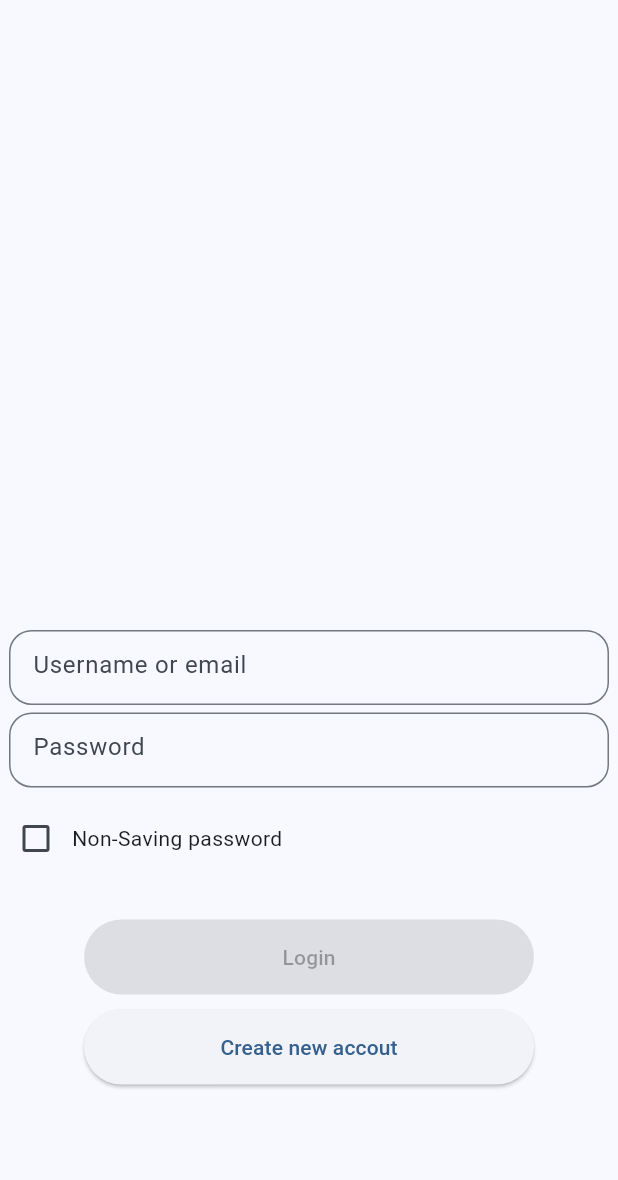
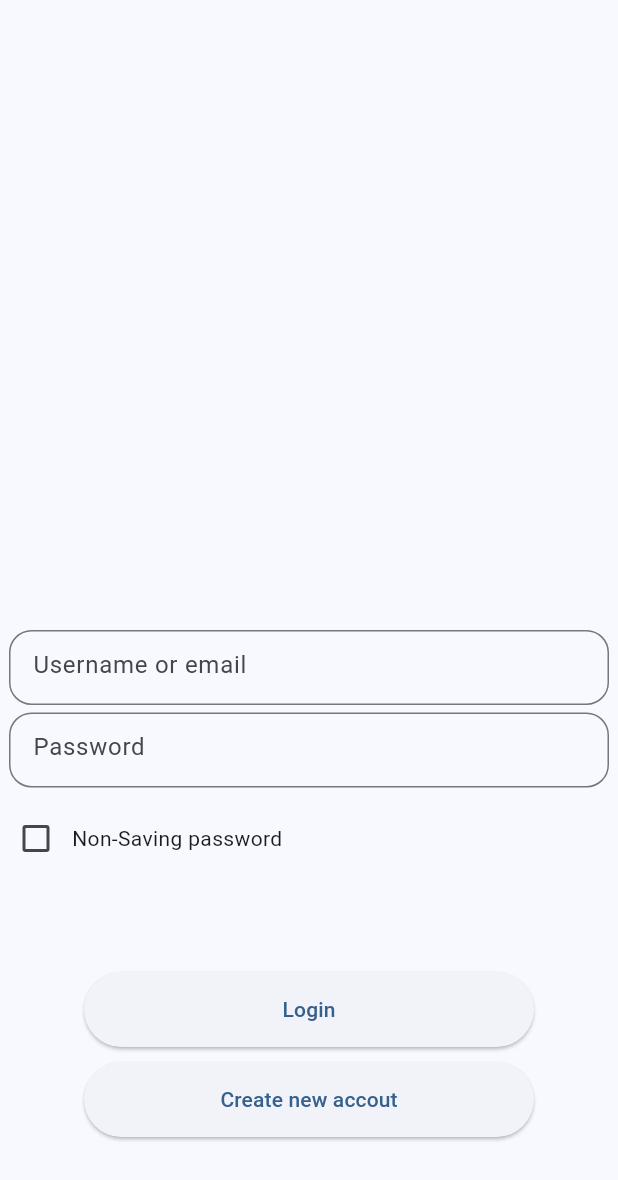
Before and after one commit to ngotruong764/chat_app_flutter, a Flutter app: the screen it shows after launch, on a phone screen of 412 x 824 dp. Shown: the top 1180 px of the screen. Run offline on Flutter 3.47's test engine with Material 3 defaults, Android fonts, the light colour scheme and no system bars; our stand-ins replace dio, get.

Commit message:
update FE

```diff
--- a/lib/modules/login/view/Login4.dart
+++ b/lib/modules/login/view/Login4.dart
@@ -15,8 +15,13 @@ class CheckboxController extends GetxController {
 class Login4 extends StatelessWidget {
   Login4({super.key});
 
+
   void getSignUp1() {
     Get.toNamed(AppRoutes.LOGIN);
+  }
+
+  void getChatBox() {
+    Get.toNamed(AppRoutes.CHATBOX);
   }
 
   final CheckboxController checkboxController = Get.put(CheckboxController());
@@ -30,8 +35,12 @@ class Login4 extends StatelessWidget {
         },
         child: SingleChildScrollView(
           child: Column(
+
             children: [
-              Align(
+              Container(
+
+
+                child: Align(
                   alignment: Alignment.center,
                   child: Container(
                     width: 400,
@@ -44,6 +53,7 @@ class Login4 extends StatelessWidget {
 
                           ),
                           hintText: 'Username or email'),
+                    ),
                   ),
                 ),
               ),
@@ -66,7 +76,9 @@ class Login4 extends StatelessWidget {
               const SizedBox(
                 height: 10,
               ),
-              Row(
+              Container(
+                child: Row(
+
                   children: [
                     Obx(() => Checkbox(
                           // Sử dụng Obx để theo dõi thay đổi
@@ -77,16 +89,52 @@ class Login4 extends StatelessWidget {
                         )),
                     Obx(() => Text(checkboxController.isChecked.value
                         ? 'Save password'
-                      : 'Non-Saving password')), // Hiển thị trạng thái
+                        : 'Non-Saving password')
+                    ), // Hiển thị trạng thái
                   ],
                 ),
+              ),
+
+              const SizedBox(height: 35,),
+
+              // Row(
+              //   mainAxisAlignment: MainAxisAlignment.center,  // Căn giữa hàng
+              //
+              //   children: [
+              //   Container(
+              //     alignment: Alignment.center,
+              //     child: Image.asset('assets/images/phone.png',
+              //     height: 30,
+              //     fit: BoxFit.contain ,),
+              //   ),
+              //   const SizedBox(width: 25,),
+              //
+              //   Container(
+              //     alignment: Alignment.center,
+              //     child: Image.asset('assets/images/google.png',
+              //       width: 30,
+              //       height: 30,
+              //       fit: BoxFit.contain ,),
+              //   ),
+              //   const SizedBox(width: 25,),
+              //
+              //   Container(
+              //     alignment: Alignment.center,
+              //     child: Image.asset('assets/images/facebook.png',
+              //       width: 30,
+              //       height: 30,
+              //       fit: BoxFit.contain ,),
+              //   ),
+              //
+              // ],
+              // ),
 
               const SizedBox(height: 30,),
 
               Container(
                 width: 300,
                 height: 50,
-                child: ElevatedButton(onPressed: null,
+                child: ElevatedButton(onPressed: getChatBox,
                     child:Text('Login')
                 ),
               ),
--- a/lib/routes/app_pages.dart
+++ b/lib/routes/app_pages.dart
@@ -1,4 +1,5 @@
 
+import 'package:chat_app_flutter/modules/chat/ChatBox.dart';
 import 'package:chat_app_flutter/modules/login/view/Login4.dart';
 import 'package:chat_app_flutter/modules/login/view/Signup1.dart';
 import 'package:chat_app_flutter/modules/login/view/SignupOTP.dart';
@@ -35,5 +36,9 @@ final kRoutePages = [
   GetPage(
       name: AppRoutes.LOGIN4,
       page: () => Login4(),
+  ),
+  GetPage(
+      name: AppRoutes.CHATBOX,
+      page:() => ChatBox()
   )
 ];
--- a/lib/routes/app_routes.dart
+++ b/lib/routes/app_routes.dart
@@ -5,6 +5,8 @@ abstract class AppRoutes{
   static const String LOGIN3 = "/login3";
   static const String LOGINOTP = "/loginOtp";
   static const String LOGIN4 = "/login4";
+  static const String CHATBOX = "/chatbox";
+
 
 
 
```
Also changed, not shown: lib/modules/chat/ChatBox.dart (added, +87 -0 lines), lib/modules/splash_screen/SplashScreen.dart (+12 -17 lines), assets/images/app.png (added), assets/images/logo.png (added). Lines whose indentation alone changed are shown as unchanged.
